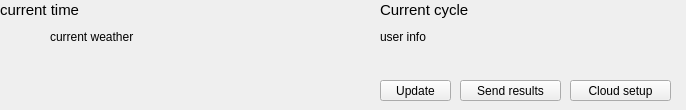
Qt form isstools/ui/ui_info_general.ui (NSLS-II-ISS/isstools) before a commit.
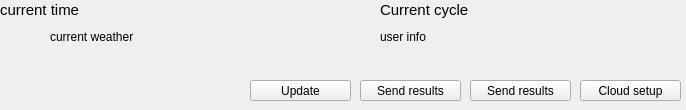
The same form after that commit.

Commit message: Added send to dropbox button

The edit to the form file:
```diff
--- a/isstools/ui/ui_info_general.ui
+++ b/isstools/ui/ui_info_general.ui
@@ -124,9 +124,9 @@
   <widget class="QPushButton" name="push_set_user_info">
    <property name="geometry">
     <rect>
-     <x>380</x>
+     <x>250</x>
      <y>80</y>
-     <width>71</width>
+     <width>101</width>
      <height>21</height>
     </rect>
    </property>
@@ -137,7 +137,7 @@
   <widget class="QPushButton" name="push_send_results">
    <property name="geometry">
     <rect>
-     <x>460</x>
+     <x>360</x>
      <y>80</y>
      <width>101</width>
      <height>21</height>
@@ -150,7 +150,7 @@
   <widget class="QPushButton" name="push_cloud_setup">
    <property name="geometry">
     <rect>
-     <x>570</x>
+     <x>580</x>
      <y>80</y>
      <width>101</width>
      <height>21</height>
@@ -160,6 +160,19 @@
     <string>Cloud setup</string>
    </property>
   </widget>
+  <widget class="QPushButton" name="push_send_to_dropbox">
+   <property name="geometry">
+    <rect>
+     <x>470</x>
+     <y>80</y>
+     <width>101</width>
+     <height>21</height>
+    </rect>
+   </property>
+   <property name="text">
+    <string>Send results</string>
+   </property>
+  </widget>
  </widget>
  <resources/>
  <connections/>
```
The commit also changes 2 other files.
